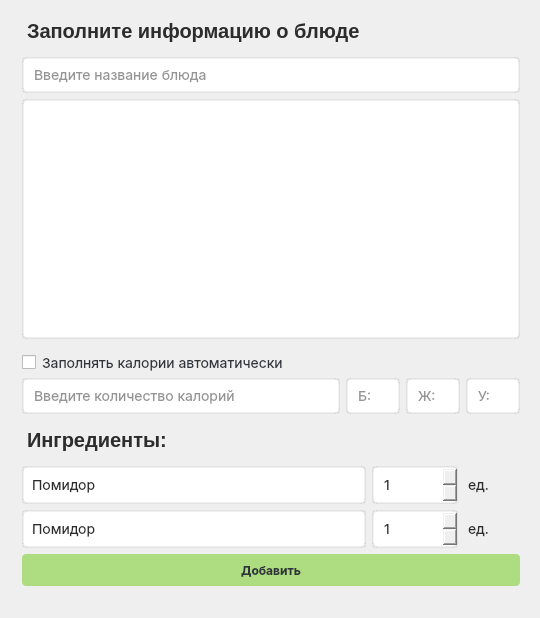
Before: the Qt Designer form static/ui/add_dish.ui in lochirina/SmartMenu, drawn with Qt 5.
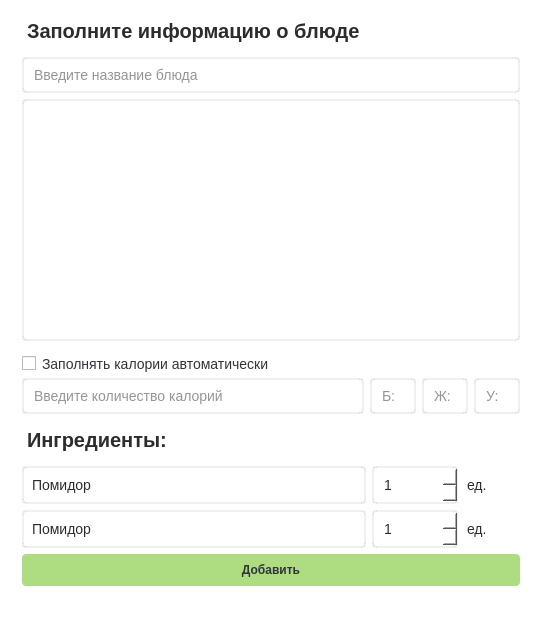
After: the same form once the commit is applied. Icons and pictures are not drawn.

```diff
--- a/static/ui/add_dish.ui
+++ b/static/ui/add_dish.ui
@@ -25,6 +25,15 @@
   <property name="windowTitle">
    <string>Умное меню - Добавить блюдо</string>
   </property>
+  <property name="windowIcon">
+   <iconset>
+    <normaloff>../img/catCook.png</normaloff>../img/catCook.png</iconset>
+  </property>
+  <property name="styleSheet">
+   <string notr="true">background-color: rgb(255, 255, 255);
+
+font: 8pt &quot;STXihei&quot;;</string>
+  </property>
   <widget class="QWidget" name="centralwidget">
    <widget class="QFrame" name="verticalFrame">
     <property name="geometry">
@@ -96,7 +105,6 @@
 vertical-align:text-top;
 
 font-size:14px;
-font-family:Inter;
 left:12px;
 top:8px;</string>
          </property>
@@ -163,7 +171,6 @@
 text-align:left;
 vertical-align:text-top;
 font-size:12px;
-font-family:Inter;
 line-height:auto;
 border-style:hidden;
 outline:none;
@@ -172,7 +179,6 @@
 text-align:left;
 vertical-align:text-top;
 font-size:14px;
-font-family:Inter;
 line-height:auto;
 border-style:hidden;
 outline:none;
@@ -206,7 +212,6 @@
 vertical-align:text-top;
 
 font-size:14px;
-font-family:Inter;
 left:12px;
 top:8px;</string>
            </property>
@@ -226,6 +231,18 @@
          </item>
          <item>
           <widget class="QLineEdit" name="proteinsLineEdit">
+           <property name="minimumSize">
+            <size>
+             <width>46</width>
+             <height>0</height>
+            </size>
+           </property>
+           <property name="maximumSize">
+            <size>
+             <width>46</width>
+             <height>16777215</height>
+            </size>
+           </property>
            <property name="styleSheet">
             <string notr="true">background-color:#ffffff;
 border-radius:4%;
@@ -241,7 +258,6 @@
 vertical-align:text-top;
 
 font-size:14px;
-font-family:Inter;
 left:12px;
 top:8px;</string>
            </property>
@@ -261,6 +277,18 @@
          </item>
          <item>
           <widget class="QLineEdit" name="fatsLineEdit">
+           <property name="minimumSize">
+            <size>
+             <width>46</width>
+             <height>0</height>
+            </size>
+           </property>
+           <property name="maximumSize">
+            <size>
+             <width>46</width>
+             <height>16777215</height>
+            </size>
+           </property>
            <property name="styleSheet">
             <string notr="true">background-color:#ffffff;
 border-radius:4%;
@@ -276,7 +304,6 @@
 vertical-align:text-top;
 
 font-size:14px;
-font-family:Inter;
 left:12px;
 top:8px;</string>
            </property>
@@ -296,6 +323,18 @@
          </item>
          <item>
           <widget class="QLineEdit" name="carbohLineEdit">
+           <property name="minimumSize">
+            <size>
+             <width>46</width>
+             <height>0</height>
+            </size>
+           </property>
+           <property name="maximumSize">
+            <size>
+             <width>46</width>
+             <height>16777215</height>
+            </size>
+           </property>
            <property name="styleSheet">
             <string notr="true">background-color:#ffffff;
 border-radius:4%;
@@ -311,7 +350,6 @@
 vertical-align:text-top;
 
 font-size:14px;
-font-family:Inter;
 left:12px;
 top:8px;</string>
            </property>
@@ -372,7 +410,6 @@
                     max-height: 32px;
                     min-height: 32px;
                     font-size: 14px; 
-                    font-family: Inter; 
                     padding-left: 8px;
                 }
                 QComboBox::drop-down {
@@ -382,7 +419,6 @@
                     border-top-right-radius: 4%;
                     border-bottom-right-radius: 4%;
                     font-size: 14px; 
-                    font-family: Inter;
                     padding-left: 8px; 
                 }</string>
            </property>
@@ -426,10 +462,12 @@
                     min-width: 56px;
                     max-width: 56px;
                     font-size: 14px; 
-                    font-family: Inter; 
                     padding-left: 8px;
                 }</string>
            </property>
+           <property name="maximum">
+            <number>9999</number>
+           </property>
            <property name="value">
             <number>1</number>
            </property>
@@ -447,7 +485,6 @@
 text-align:left;
 vertical-align:text-top;
 font-size:14px;
-font-family:Inter;
 line-height:auto;
 border-style:hidden;
 outline:none;
@@ -487,7 +524,6 @@
                     max-height: 32px;
                     min-height: 32px;
                     font-size: 14px; 
-                    font-family: Inter; 
                     padding-left: 8px;
                 }
                 QComboBox::drop-down {
@@ -497,7 +533,6 @@
                     border-top-right-radius: 4%;
                     border-bottom-right-radius: 4%;
                     font-size: 14px; 
-                    font-family: Inter;
                     padding-left: 8px; 
                 }</string>
            </property>
@@ -541,10 +576,12 @@
                     min-width: 56px;
                     max-width: 56px;
                     font-size: 14px; 
-                    font-family: Inter; 
                     padding-left: 8px;
                 }</string>
            </property>
+           <property name="maximum">
+            <number>9999</number>
+           </property>
            <property name="value">
             <number>1</number>
            </property>
@@ -562,7 +599,6 @@
 text-align:left;
 vertical-align:text-top;
 font-size:14px;
-font-family:Inter;
 line-height:auto;
 border-style:hidden;
 outline:none;
@@ -596,7 +632,6 @@
 text-align:center;
 vertical-align:center;
 font-size:12px;
-font-family:Inter;
 line-height:auto;
 font-weight: bold;
 
```
